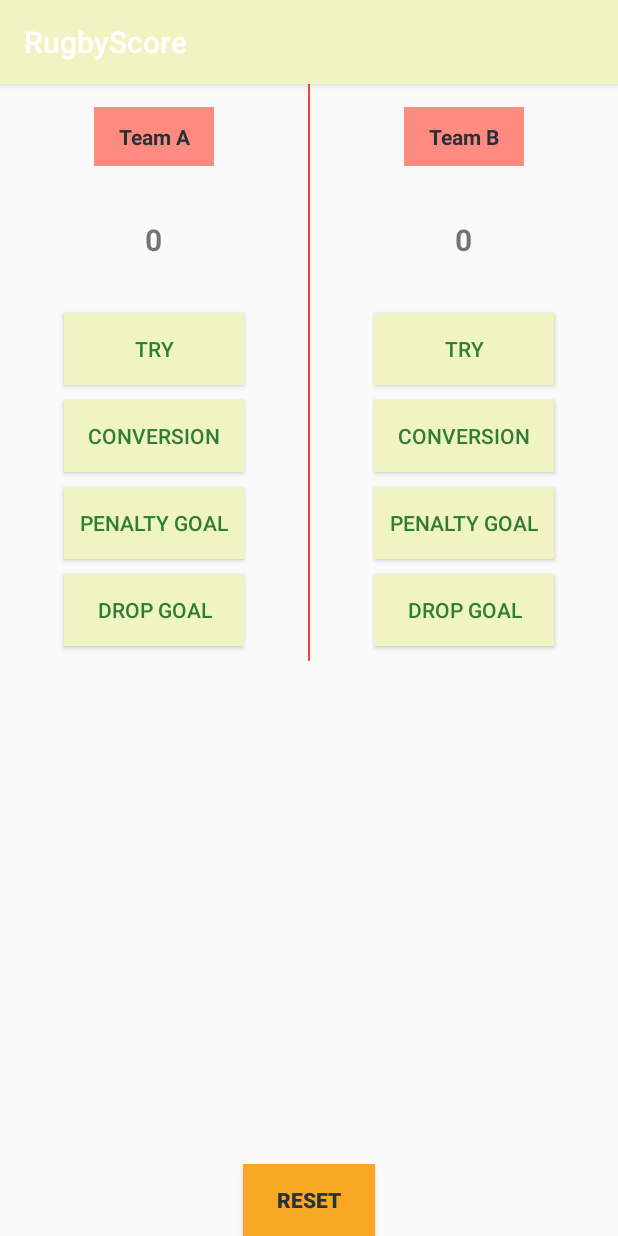
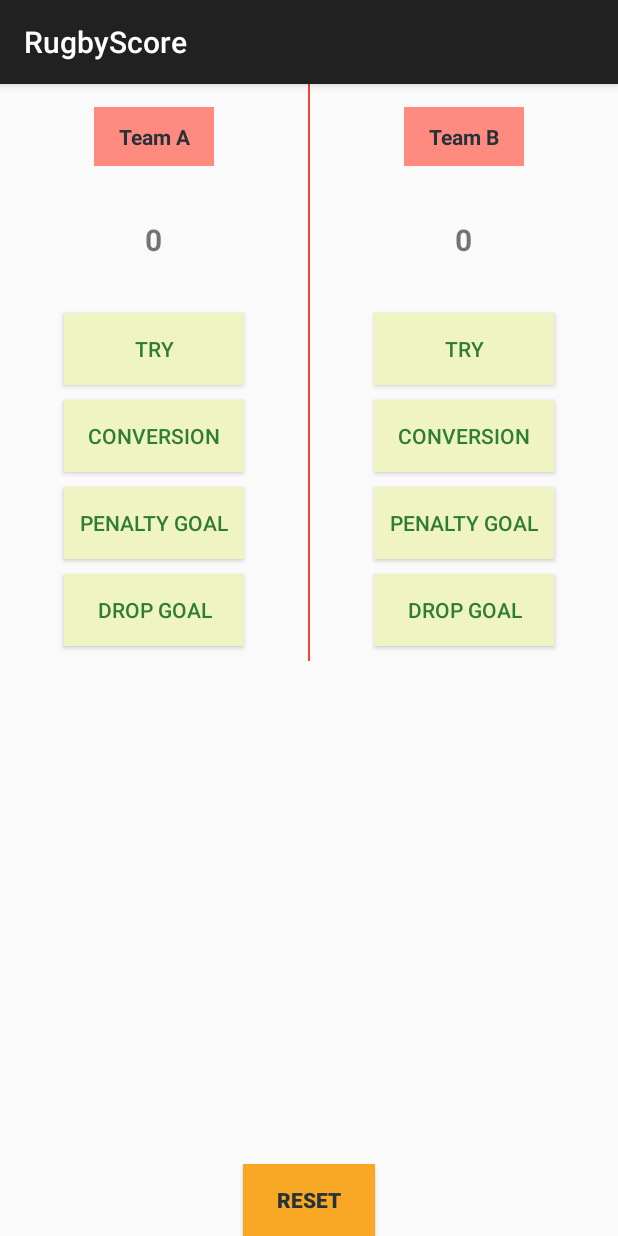
Before and after one commit to ionelah/RugbyScore, an Android app: the screen it shows after launch (MainActivity), on a phone screen of 412 x 824 dp. Run offline under Robolectric (Android 15) with nearby library versions, the phone set to English and light mode, and no system bars.

Commit message:
Review comments solved
Implement review comments

```diff
--- a/app/src/main/res/layout/activity_main.xml
+++ b/app/src/main/res/layout/activity_main.xml
@@ -18,13 +18,13 @@
         android:orientation="vertical">
 
         <TextView
-            android:layout_width="@dimen/BtnTeamSize"
+            android:layout_width="@dimen/TxtViewSize"
             android:layout_height="wrap_content"
             android:layout_gravity="center_horizontal"
-            android:layout_marginTop="15dp"
-            android:paddingVertical="@dimen/BtnTeamPad"
-            android:paddingBottom="@dimen/BtnTeamPad"
-            android:layout_marginBottom="15dp"
+            android:layout_marginTop="@dimen/TxtViewMargin"
+            android:paddingVertical="@dimen/TxtViewPad"
+            android:paddingBottom="@dimen/TxtViewPad"
+            android:layout_marginBottom="@dimen/TxtViewMargin"
             android:text="@string/team_a"
             android:textColor="@color/BtnTeamColor"
             android:background="@color/BtnTeamBackGrnd"
@@ -35,7 +35,7 @@
             android:layout_width="wrap_content"
             android:layout_height="wrap_content"
             android:layout_gravity="center_horizontal"
-            android:layout_marginBottom="15dp"
+            android:layout_marginBottom="@dimen/TxtViewMargin"
             android:padding="20dp"
             android:text="0"
             android:textSize="20dp"
@@ -85,7 +85,7 @@
     <View
         android:layout_width="1dp"
         android:layout_height="match_parent"
-        android:background="#F44336"/>
+        android:background="@color/ColorView"/>
 
     <LinearLayout
         android:layout_width="0dp"
@@ -94,7 +94,7 @@
         android:orientation="vertical">
 
         <TextView
-            android:layout_width="@dimen/BtnTeamSize"
+            android:layout_width="@dimen/TxtViewSize"
             android:layout_height="wrap_content"
             android:layout_gravity="center_horizontal"
             android:layout_marginTop="15dp"
@@ -166,8 +166,8 @@
         android:padding="10dp"
         android:text="reset"
         android:onClick="newgame"
-        android:textColor="#263238"
-        android:background="#F9A825"
+        android:textColor="@color/BtnRstCol"
+        android:background="@color/BtnRstBg"
         android:textStyle="bold"/>
 
 </RelativeLayout>
--- a/app/src/main/res/values/colors.xml
+++ b/app/src/main/res/values/colors.xml
@@ -7,4 +7,7 @@
     <color name="BtnTeamBackGrnd">#FF8A80</color>
     <color name="BtnScoreTxtCol">#2E7D32</color>
     <color name="BtnScoreBckgCol">#F0F4C3</color>
+    <color name="BtnRstCol">#263238</color>
+    <color name="BtnRstBg">#F9A825</color>
+    <color name="ColorView">#F44336</color>
 </resources>
--- a/app/src/main/res/values/dimens.xml
+++ b/app/src/main/res/values/dimens.xml
@@ -1,7 +1,10 @@
 <?xml version="1.0" encoding="utf-8"?>
 <resources>
-    <dimen name="BtnTeamSize">80dp</dimen>
+    <dimen name="BtnTeamSize">120dp</dimen>
+    <dimen name="TxtViewSize">80dp</dimen>
     <dimen name="BtnTeamPad">10dp</dimen>
     <dimen name="BtnScoreSize"> 120dp </dimen>
     <dimen name="BtnSpace">10dp</dimen>
+    <dimen name="TxtViewMargin">15dp</dimen>
+    <dimen name="TxtViewPad">10dp</dimen>
 </resources>
--- a/app/src/main/res/values/styles.xml
+++ b/app/src/main/res/values/styles.xml
@@ -3,7 +3,6 @@
     <!-- Base application theme. -->
     <style name="AppTheme" parent="Theme.AppCompat.Light.DarkActionBar">
         <!-- Customize your theme here. -->
-        <item name="colorPrimary">#F0F4C3</item>
         <item name="colorPrimaryDark">@color/colorPrimaryDark</item>
         <item name="colorAccent">@color/colorAccent</item>
     </style>
```
Also changed, not shown: 2 other files.
